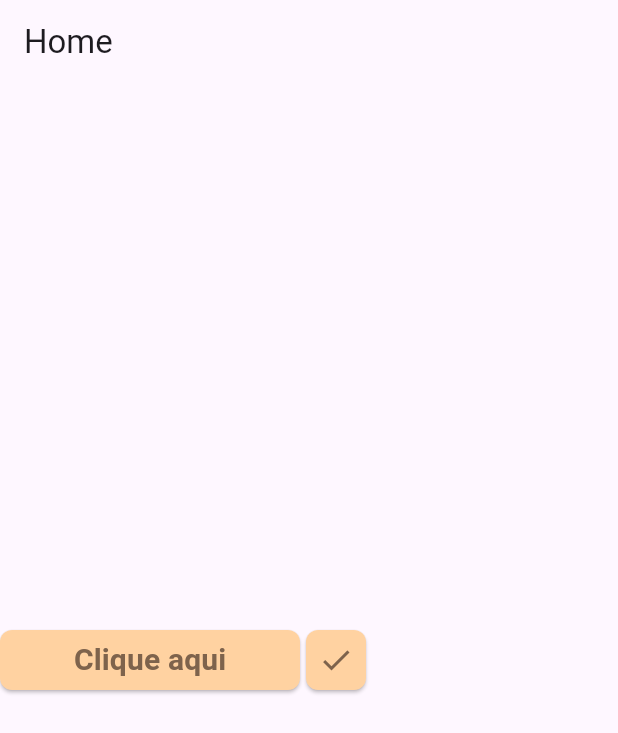
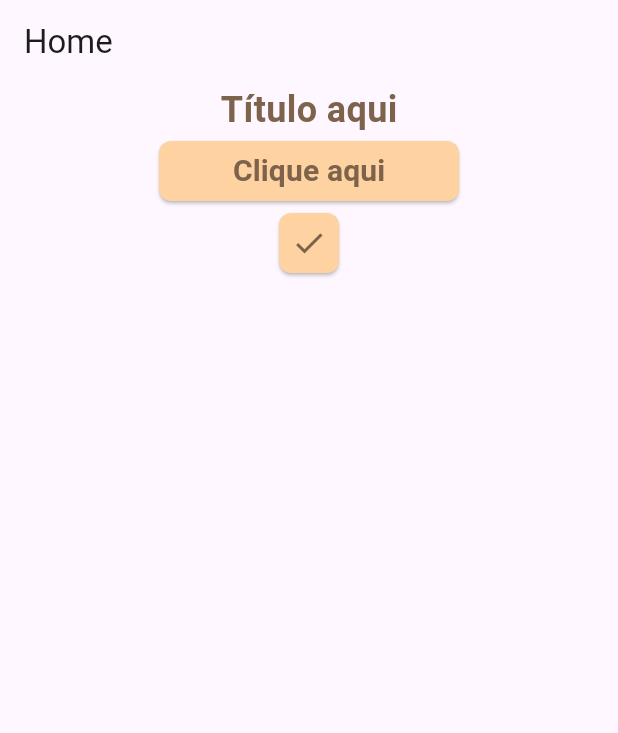
Before and after one commit to Jonathanmoreiraa/minhas_receitas, a Flutter app: the screen it shows after launch, on a phone screen of 412 x 824 dp. Shown: the top 733 px of the screen. Run offline on Flutter 3.47's test engine with Material 3 defaults, Android fonts, the phone set to English and light mode, and no system bars.

Commit message:
Criado componente de texto tipo título

```diff
--- a/lib/main.dart
+++ b/lib/main.dart
@@ -2,6 +2,7 @@
 // Troque 'meu_app' pelo nome definido em pubspec.yaml
 import 'package:minhas_receitas/presentation/widgets/custom_button.dart';
 import 'package:minhas_receitas/presentation/widgets/custom_short_button.dart';
+import 'package:minhas_receitas/presentation/widgets/custom_title.dart';
 
 void main() {
   runApp(const MyApp());
@@ -30,8 +31,9 @@
     return Scaffold(
       appBar: AppBar(title: const Text('Home')),
       body: Center(
-        child: Row(
+        child: Column(
           children: [
+            CustomTitle(text: "Título aqui"),
             CustomButton(
               label: 'Clique aqui',
               onPressed: () {
--- /dev/null
+++ b/lib/presentation/widgets/custom_title.dart
@@ -0,0 +1,29 @@
+import 'package:flutter/material.dart';
+
+class CustomTitle extends StatelessWidget {
+  final String text;
+  final double fontSize;
+  final FontWeight fontWeight;
+  final TextAlign textAlign;
+
+  const CustomTitle({
+    Key? key,
+    required this.text,
+    this.fontSize = 24,
+    this.fontWeight = FontWeight.bold,
+    this.textAlign = TextAlign.start,
+  }) : super(key: key);
+
+  @override
+  Widget build(BuildContext context) {
+    return Text(
+      text,
+      textAlign: textAlign,
+      style: TextStyle(
+        fontSize: fontSize,
+        fontWeight: fontWeight,
+        color: Color.fromARGB(255, 126, 99, 76),
+      ),
+    );
+  }
+}
```
